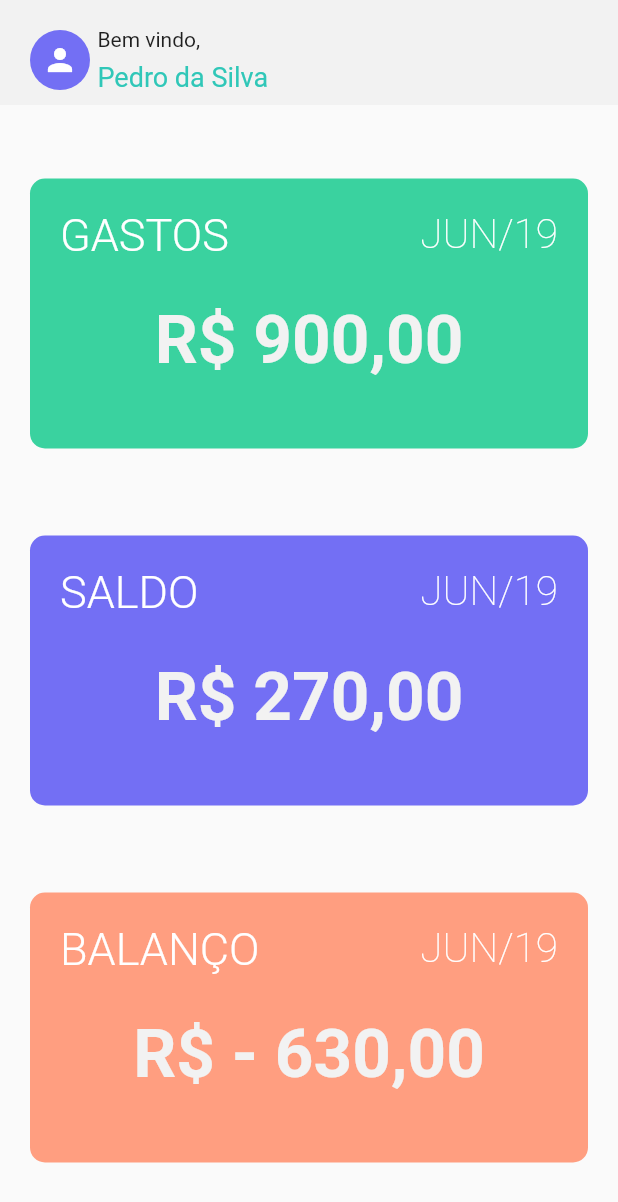
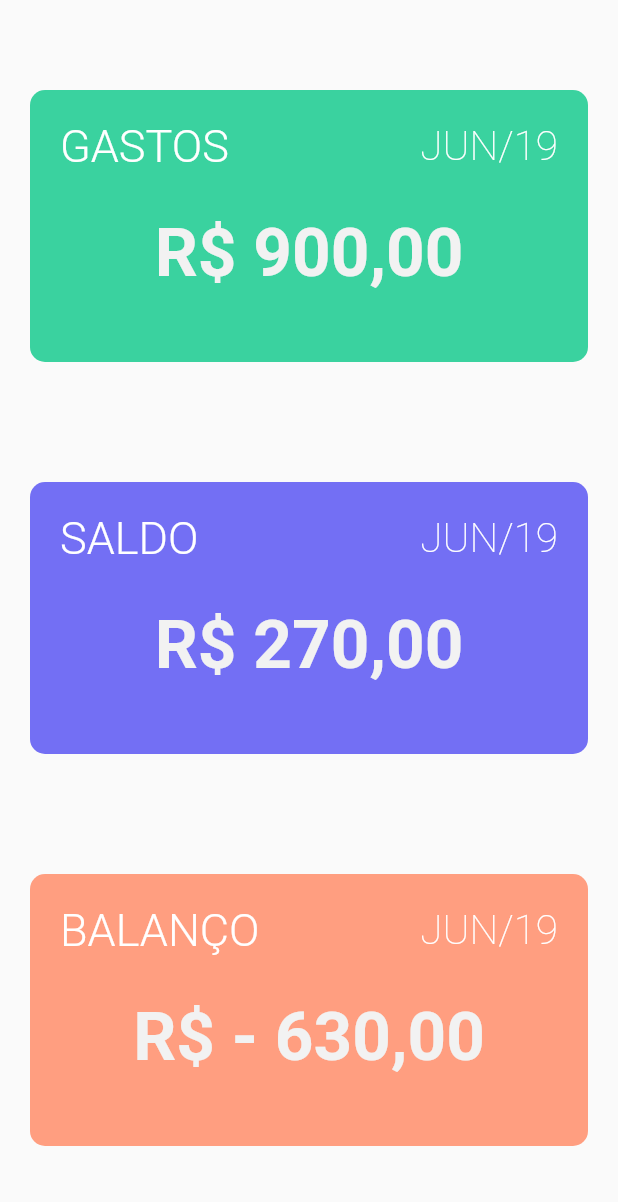
Before and after one commit to Bwolfs2/international_flutter_hackathon, a Flutter app: the HomeScreen screen opened directly, on a phone screen of 412 x 824 dp. Shown: the top 1202 px of the screen. Run offline on Flutter 3.47's test engine with Material 2 defaults, Android fonts, the phone set to English and light mode, and no system bars; our stand-ins replace dio; missing offline and left inert: animated_card, bloc_pattern.

Commit message:
Resize dos cards

```diff
--- a/lib/src/screens/expense/expense_screen.dart
+++ b/lib/src/screens/expense/expense_screen.dart
@@ -24,6 +24,7 @@ class _ExpenseScreenState extends State<ExpenseScreen> {
   @override
   Widget build(BuildContext context) {
     return Scaffold(
+
       body: list.isEmpty
           ? Center(
               child: CircularProgressIndicator(),
--- a/lib/src/screens/home/home_card_balanco.dart
+++ b/lib/src/screens/home/home_card_balanco.dart
@@ -16,7 +16,7 @@ class _HomeCardBalancoState extends State<HomeCardBalanco> {
         borderRadius: BorderRadius.all(Radius.circular(10)),
       ),
       width: MediaQuery.of(context).size.width,
-      height: 180,
+      height: MediaQuery.of(context).size.height *.22,
       child: Column(
         crossAxisAlignment: CrossAxisAlignment.start,
         //mainAxisAlignment: MainAxisAlignment.spaceBetween,
--- a/lib/src/screens/home/home_card_gastos.dart
+++ b/lib/src/screens/home/home_card_gastos.dart
@@ -16,7 +16,7 @@ class _HomeCardGastosState extends State<HomeCardGastos> {
         borderRadius: BorderRadius.all(Radius.circular(10)),
       ),
       width: MediaQuery.of(context).size.width,
-      height: 180,
+      height: MediaQuery.of(context).size.height *.22,
       child: Column(
         crossAxisAlignment: CrossAxisAlignment.start,
         //mainAxisAlignment: MainAxisAlignment.spaceBetween,
--- a/lib/src/screens/home/home_card_saldo.dart
+++ b/lib/src/screens/home/home_card_saldo.dart
@@ -16,7 +16,7 @@ class _HomeCardSaldoState extends State<HomeCardSaldo> {
         borderRadius: BorderRadius.all(Radius.circular(10)),
       ),
       width: MediaQuery.of(context).size.width,
-      height: 180,
+      height: MediaQuery.of(context).size.height *.22,
       child: Column(
         crossAxisAlignment: CrossAxisAlignment.start,
         //mainAxisAlignment: MainAxisAlignment.spaceBetween,
--- a/lib/src/screens/home/home_screen.dart
+++ b/lib/src/screens/home/home_screen.dart
@@ -13,40 +13,7 @@ class HomeScreen extends StatefulWidget {
 class _HomeScreenState extends State<HomeScreen> {
   @override
   Widget build(BuildContext context) {
-    return SafeArea(
-      child: Scaffold(
-        appBar: PreferredSize(
-          child: Container(
-            color: Color(0xfff2f2f2),
-            padding: const EdgeInsets.only(left: 20, top: 10),
-            child: Row(
-              children: <Widget>[
-                CircleAvatar(
-                    child: Icon(
-                      Icons.person,
-                      color: Colors.white,
-                    ),
-                    backgroundColor: Color(0xff736ff4)),
-                Padding(
-                  padding: const EdgeInsets.all(5.0),
-                  child: Column(
-                    crossAxisAlignment: CrossAxisAlignment.start,
-                    mainAxisAlignment: MainAxisAlignment.spaceAround,
-                    children: <Widget>[
-                      Text("Bem vindo,"),
-                      Text(
-                        "Pedro da Silva",
-                        style:
-                            TextStyle(color: Color(0xff30c7b8), fontSize: 18),
-                      )
-                    ],
-                  ),
-                )
-              ],
-            ),
-          ),
-          preferredSize: const Size.fromHeight(70),
-        ),
+    return Scaffold(
       body: Padding(
         padding: const EdgeInsets.all(20),
         child: Column(
@@ -82,7 +49,6 @@ class _HomeScreenState extends State<HomeScreen> {
           ],
         ),
       ),
-      ),
     );
   }
 }
```
Also changed, not shown: lib/src/screens/cards/cards_screen.dart (+1 -35 lines), lib/src/screens/initial/initial_screen.dart (+35 -1 lines), pubspec.lock. Lines whose indentation alone changed are shown as unchanged.
